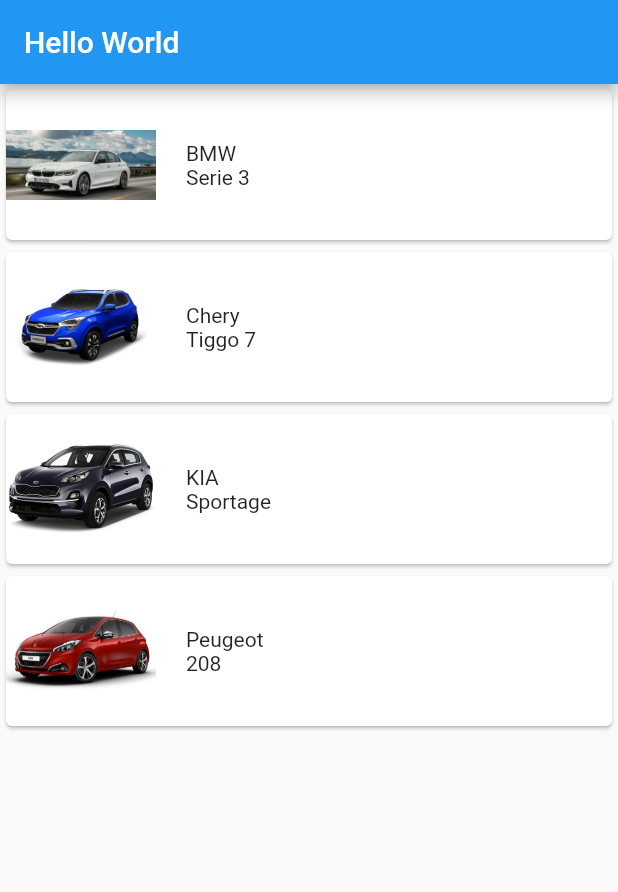
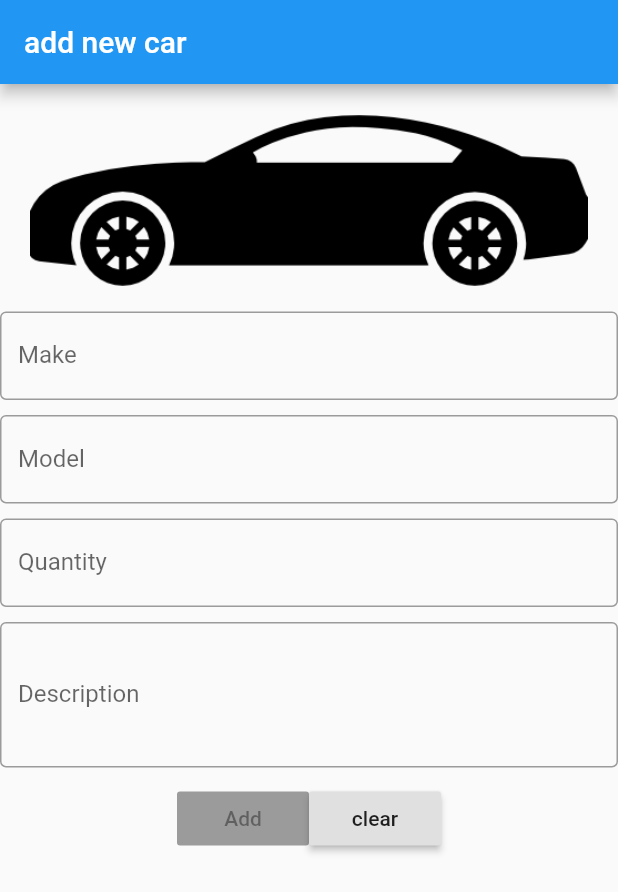
Before and after one commit to Giratin/esprit-mibile-flutter, a Flutter app: the screen it shows after launch, on a phone screen of 412 x 824 dp. Shown: the top 892 px of the screen. Run offline on Flutter 3.47's test engine with Material 2 defaults, Android fonts, the phone set to English and light mode, and no system bars.

Commit message:
refactoring workshop1

```diff
--- /dev/null
+++ b/lib/add_car.dart
@@ -0,0 +1,64 @@
+import 'package:flutter/cupertino.dart';
+import 'package:flutter/material.dart';
+
+class AddCar extends StatelessWidget {
+  @override
+  Widget build(BuildContext context) {
+    return Scaffold(
+      appBar: AppBar(
+        title: Text("add new car"),
+      ),
+      body: SingleChildScrollView(
+        child: Column(
+          children: [
+            Container(
+                margin: EdgeInsets.fromLTRB(20, 0, 20, 0),
+                child: Image.asset("Images/carshadow.png")),
+            TextField(
+              decoration: InputDecoration(
+                  border: OutlineInputBorder(), labelText: "Make"),
+            ),
+            SizedBox(
+              height: 10,
+            ),
+            TextField(
+              decoration: InputDecoration(
+                  labelText: "Model", border: OutlineInputBorder()),
+            ),
+            SizedBox(
+              height: 10,
+            ),
+            TextField(
+              keyboardType: TextInputType.number,
+              decoration: InputDecoration(
+                  labelText: "Quantity", border: OutlineInputBorder()),
+            ),
+            SizedBox(
+              height: 10,
+            ),
+            TextField(
+              maxLines: 3,
+              decoration: InputDecoration(
+                  labelText: "Description", border: OutlineInputBorder()),
+            ),
+            SizedBox(
+              height: 10,
+            ),
+            Row(
+              mainAxisAlignment: MainAxisAlignment.center,
+              children: [
+                RaisedButton(
+                  child: Text("Add"),
+                ),
+                RaisedButton(
+                  child: Text("clear"),
+                  onPressed: () {},
+                ),
+              ],
+            )
+          ],
+        ),
+      ),
+    );
+  }
+}
--- /dev/null
+++ b/lib/book_car.dart
@@ -0,0 +1,42 @@
+import "package:flutter/material.dart";
+
+class BookCar extends StatelessWidget {
+  final String marque;
+  final String model;
+  final String image;
+  final String description;
+  final int quantite;
+
+  BookCar(this.marque, this.model, this.image, this.description, this.quantite);
+
+  @override
+  Widget build(BuildContext context) {
+    return Scaffold(
+      appBar: AppBar(
+        title: Text("Book a car"),
+      ),
+      body: Column(
+        crossAxisAlignment: CrossAxisAlignment.start,
+        children: [
+          Image.asset(this.image),
+          Container(
+            margin: const EdgeInsets.fromLTRB(0, 10, 0, 10),
+            child: Text("Model " + marque + " " + model),
+          ),
+          Text("Description :"),
+          Text(description),
+          Container(
+            margin: const EdgeInsets.fromLTRB(0, 10, 0, 10),
+            child: Text("Quantité :" + quantite.toString()),
+          ),
+          Center(
+            child: RaisedButton(
+              onPressed: () {},
+              child: Text("Book this car"),
+            ),
+          )
+        ],
+      ),
+    );
+  }
+}
--- a/lib/main.dart
+++ b/lib/main.dart
@@ -1,5 +1,8 @@
 import 'package:flutter/material.dart';
-import 'package:workshop_flutter/car_view.dart';
+import 'package:workshop_flutter/add_car.dart';
+
+import 'book_car.dart';
+import 'car_view.dart';
 
 void main() {
   runApp(MyApp());
@@ -10,17 +13,22 @@ class MyApp extends StatelessWidget {
   Widget build(BuildContext context) {
     return MaterialApp(
         title: "Cars Agency",
-        home: Scaffold(
+        /*home: BookCar("BMW", "Serie 3", "Images/bmw.jpg",
+            "This is a desciption or a BMW serie 3", 20)*/
+        home: AddCar()
+        /*home: Scaffold(
             appBar: AppBar(
               title: Text("Hello World"),
             ),
             body: Column(
               children: [
-                CarView("BMW", "Serie 3", "assets/bmw-serie3.jpg"),
-                CarView("Chery", "Tiggo 7", "assets/chery-tiggo7.jpg"),
-                CarView("KIA", "Sportage", "assets/kia-sportage.jpg"),
-                CarView("Peugeot", "208", "assets/peugeot-208.jpg"),
+                CarView("BMW", "Serie 3", "Images/bmw.jpg"),
+                CarView("Chery", "Tiggo 7", "Images/chery.jpg"),
+                CarView("KIA", "Sportage", "Images/kia.jpg"),
+                CarView("Peugeot", "208", "Images/208.jpg"),
               ],
-            )));
+            ))
+            */
+        );
   }
 }
--- a/pubspec.yaml
+++ b/pubspec.yaml
@@ -46,7 +46,7 @@ flutter:
 
   # To add assets to your application, add an assets section, like this:
   assets:
-    - assets/
+    - Images/
   #   - images/a_dot_ham.jpeg
 
   # An image asset can refer to one or more resolution-specific "variants", see
```
Also changed, not shown: Images/208.jpg (renamed from assets/peugeot-208.jpg), Images/bmw.jpg (renamed from assets/bmw-serie3.jpg), Images/carshadow.png (renamed from assets/car-shadow.png), Images/chery.jpg (renamed from assets/chery-tiggo7.jpg), Images/kia.jpg (renamed from assets/kia-sportage.jpg).
